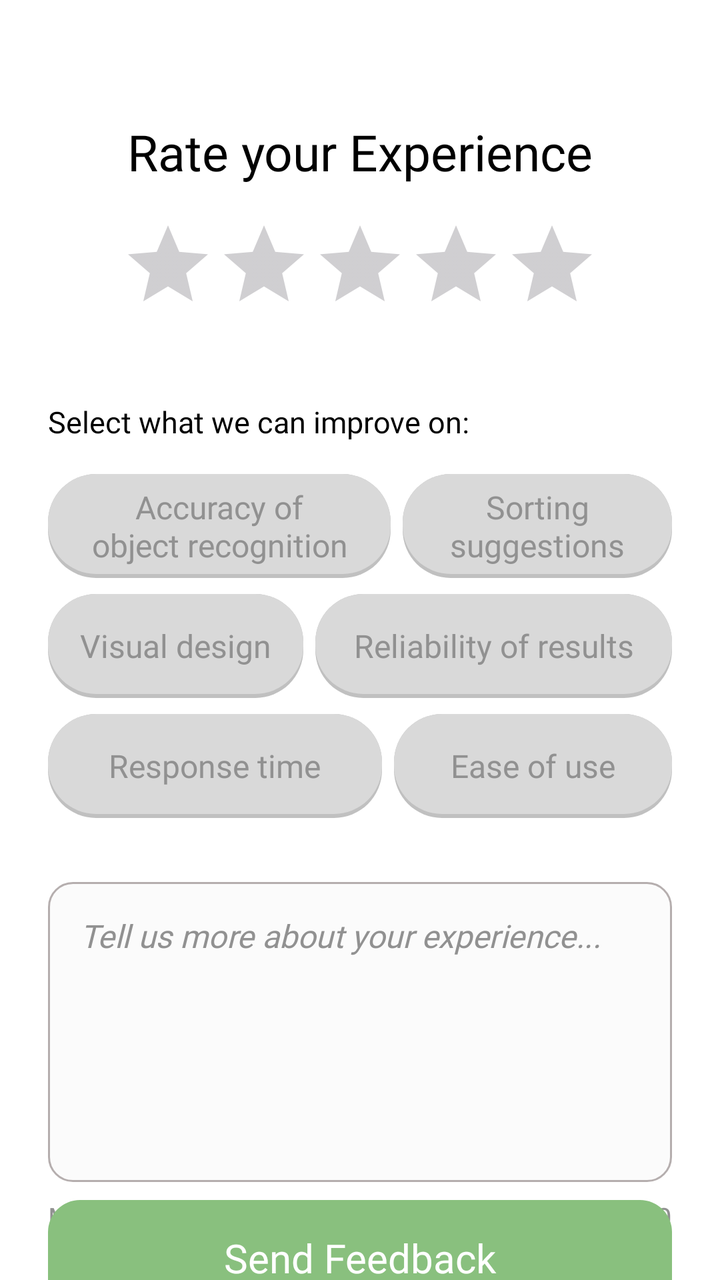
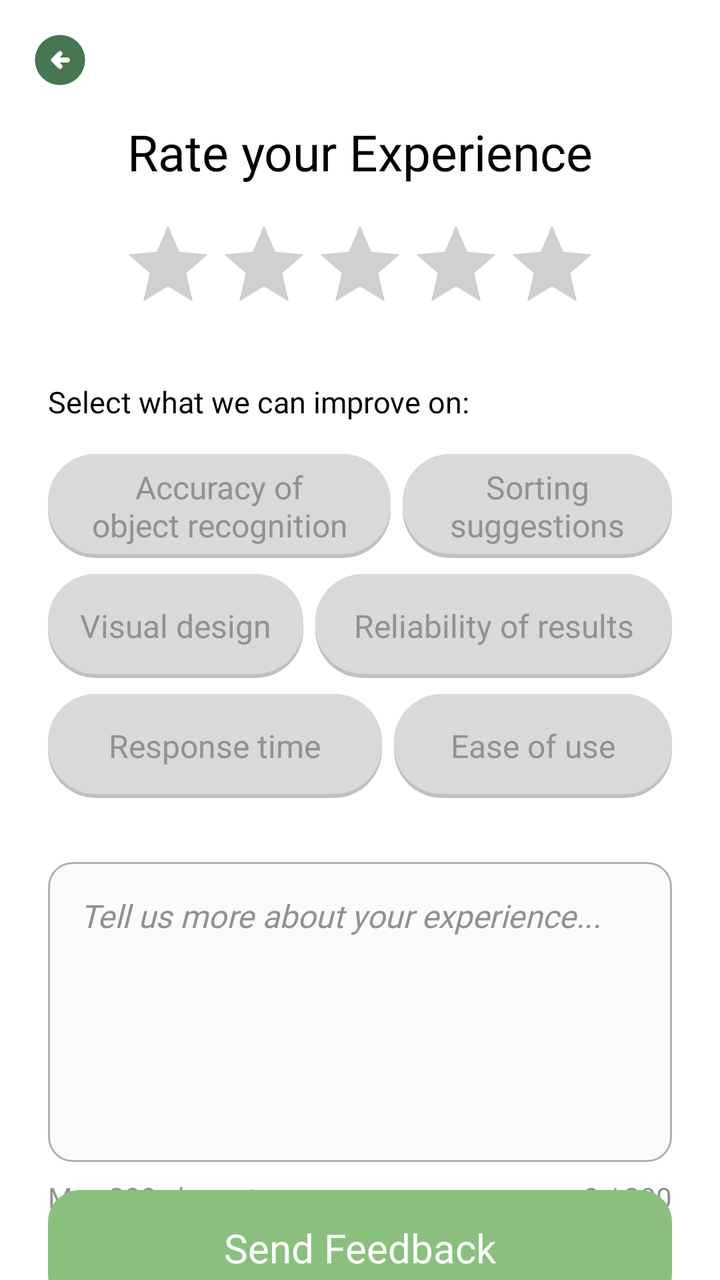

An Android layout rendered at two revisions. The XML below is the earlier revision; the diff shows what the commit changed to produce the second picture.
<!-- AndroidManifest.xml: application theme Theme.SortItJSON -->
<!-- res/layout/fragment_feedback.xml -->
<?xml version="1.0" encoding="utf-8"?>
<FrameLayout xmlns:android="http://schemas.android.com/apk/res/android"
    xmlns:app="http://schemas.android.com/apk/res-auto"
    xmlns:tools="http://schemas.android.com/tools"
    android:layout_width="match_parent"
    android:layout_height="match_parent"
    android:background="@android:color/white">


        <androidx.constraintlayout.widget.ConstraintLayout
            android:layout_width="match_parent"
            android:layout_height="wrap_content"
            android:padding="24dp"
            android:clipToPadding="false"
            android:clipChildren="false">

            
            <TextView
                android:id="@+id/rate_experience_title"
                android:layout_width="wrap_content"
                android:layout_height="wrap_content"
                android:layout_marginTop="35dp"
                android:text="@string/rate_experience"
                android:textColor="@android:color/black"
                android:textSize="25sp"
                android:fontFamily="@font/montserrat_extrabold"
                app:layout_constraintTop_toTopOf="parent"
                app:layout_constraintStart_toStartOf="parent"
                app:layout_constraintEnd_toEndOf="parent" />

            
            <RatingBar
                android:id="@+id/rating_bar"
                style="?android:attr/ratingBarStyle"
                android:layout_width="wrap_content"
                android:layout_height="wrap_content"
                android:layout_marginTop="16dp"
                android:numStars="5"
                android:stepSize="1"
                app:layout_constraintTop_toBottomOf="@id/rate_experience_title"
                app:layout_constraintStart_toStartOf="parent"
                app:layout_constraintEnd_toEndOf="parent" />

            
            <TextView
                android:id="@+id/improve_title"
                android:layout_width="match_parent"
                android:layout_height="wrap_content"
                android:layout_marginTop="35dp"
                android:text="@string/improve_suggestion"
                android:textColor="@android:color/black"
                android:textSize="15sp"
                android:fontFamily="@font/montserrat_extrabold"
                app:layout_constraintTop_toBottomOf="@id/rating_bar"
                app:layout_constraintStart_toStartOf="parent"
                app:layout_constraintEnd_toEndOf="parent" />

            
            <com.google.android.material.button.MaterialButton
                android:id="@+id/tag_accuracy"
                style="@style/Widget.MaterialComponents.Button.UnelevatedButton"
                android:layout_width="0dp"
                android:layout_height="wrap_content"
                app:layout_constraintHorizontal_weight="1.4"
                android:text="@string/tag_accuracy"
                android:textAlignment="center"
                android:textAllCaps="false"
                android:textColor="#919191"
                android:textSize="16sp"
                android:letterSpacing="0"
                android:fontFamily="@font/lato_black"
                android:background="@drawable/tag_hard_shadow"
                app:backgroundTint="@null"
                android:minHeight="52dp"
                android:paddingStart="8dp"
                android:paddingEnd="8dp"
                android:insetTop="0dp"
                android:insetBottom="0dp" />

            <com.google.android.material.button.MaterialButton
                android:id="@+id/tag_sorting"
                style="@style/Widget.MaterialComponents.Button.UnelevatedButton"
                android:layout_width="0dp"
                android:layout_height="wrap_content"
                app:layout_constraintHorizontal_weight="1.1"
                android:text="@string/tag_sorting"
                android:textAlignment="center"
                android:textAllCaps="false"
                android:textColor="#919191"
                android:textSize="16sp"
                android:letterSpacing="0"
                android:fontFamily="@font/lato_black"
                android:background="@drawable/tag_hard_shadow"
                app:backgroundTint="@null"
                android:minHeight="52dp"
                android:paddingStart="8dp"
                android:paddingEnd="8dp"
                android:insetTop="0dp"
                android:insetBottom="0dp" />

            <com.google.android.material.button.MaterialButton
                android:id="@+id/tag_design"
                style="@style/Widget.MaterialComponents.Button.UnelevatedButton"
                android:layout_width="0dp"
                android:layout_height="wrap_content"
                app:layout_constraintHorizontal_weight="1.0"
                android:text="@string/tag_design"
                android:textAlignment="center"
                android:textAllCaps="false"
                android:textColor="#919191"
                android:textSize="16sp"
                android:letterSpacing="0"
                android:fontFamily="@font/lato_black"
                android:background="@drawable/tag_hard_shadow"
                app:backgroundTint="@null"
                android:minHeight="52dp"
                android:paddingStart="8dp"
                android:paddingEnd="8dp"
                android:insetTop="0dp"
                android:insetBottom="0dp" />

            <com.google.android.material.button.MaterialButton
                android:id="@+id/tag_reliability"
                style="@style/Widget.MaterialComponents.Button.UnelevatedButton"
                android:layout_width="0dp"
                android:layout_height="wrap_content"
                app:layout_constraintHorizontal_weight="1.4"
                android:text="@string/tag_reliability"
                android:textAlignment="center"
                android:textAllCaps="false"
                android:textColor="#919191"
                android:textSize="16sp"
                android:letterSpacing="0"
                android:fontFamily="@font/lato_black"
                android:background="@drawable/tag_hard_shadow"
                app:backgroundTint="@null"
                android:minHeight="52dp"
                android:paddingStart="8dp"
                android:paddingEnd="8dp"
                android:insetTop="0dp"
                android:insetBottom="0dp" />

            <com.google.android.material.button.MaterialButton
                android:id="@+id/tag_response"
                style="@style/Widget.MaterialComponents.Button.UnelevatedButton"
                android:layout_width="0dp"
                android:layout_height="wrap_content"
                app:layout_constraintHorizontal_weight="1.2"
                android:text="@string/tag_response"
                android:textAlignment="center"
                android:textAllCaps="false"
                android:textColor="#919191"
                android:textSize="16sp"
                android:letterSpacing="0"
                android:fontFamily="@font/lato_black"
                android:background="@drawable/tag_hard_shadow"
                app:backgroundTint="@null"
                android:minHeight="52dp"
                android:paddingStart="8dp"
                android:paddingEnd="8dp"
                android:insetTop="0dp"
                android:insetBottom="0dp" />

            <com.google.android.material.button.MaterialButton
                android:id="@+id/tag_ease"
                style="@style/Widget.MaterialComponents.Button.UnelevatedButton"
                android:layout_width="0dp"
                android:layout_height="wrap_content"
                app:layout_constraintHorizontal_weight="1.0"
                android:text="@string/tag_ease"
                android:textAlignment="center"
                android:textAllCaps="false"
                android:textColor="#919191"
                android:textSize="16sp"
                android:letterSpacing="0"
                android:fontFamily="@font/lato_black"
                android:background="@drawable/tag_hard_shadow"
                app:backgroundTint="@null"
                android:minHeight="52dp"
                android:paddingStart="8dp"
                android:paddingEnd="8dp"
                android:insetTop="0dp"
                android:insetBottom="0dp" />

            
            <androidx.constraintlayout.helper.widget.Flow
                android:id="@+id/flow_tags"
                android:layout_width="0dp"
                android:layout_height="wrap_content"
                android:layout_marginTop="16dp"
                app:constraint_referenced_ids="tag_accuracy,tag_sorting,tag_design,tag_reliability,tag_response,tag_ease"
                app:flow_maxElementsWrap="2"
                app:flow_wrapMode="chain"
                app:flow_horizontalStyle="spread"
                app:flow_horizontalGap="6dp"
                app:flow_verticalGap="8dp"
                app:layout_constraintTop_toBottomOf="@id/improve_title"
                app:layout_constraintStart_toStartOf="parent"
                app:layout_constraintEnd_toEndOf="parent" />

            
            <EditText
                android:id="@+id/feedback_edit_text"
                android:layout_width="0dp"
                android:layout_height="150dp"
                android:layout_marginTop="32dp"
                android:background="@drawable/edit_text_bg"
                android:gravity="top|start"
                android:hint="@string/feedback_hint"
                android:padding="16dp"
                android:textColor="#434343"
                android:textColorHint="#919191"
                android:textSize="16sp"
                android:textStyle="italic"
                android:fontFamily="@font/lato_black"
                android:autofillHints="none"
                android:inputType="textMultiLine"
                android:maxLength="200"
                app:layout_constraintTop_toBottomOf="@id/flow_tags"
                app:layout_constraintStart_toStartOf="parent"
                app:layout_constraintEnd_toEndOf="parent" />

            
            <TextView
                android:id="@+id/feedback_limit_text"
                android:layout_width="wrap_content"
                android:layout_height="wrap_content"
                android:layout_marginTop="8dp"
                android:text="Max 200 characters"
                android:textSize="14sp"
                android:textColor="#919191"
                android:fontFamily="@font/lato_black"
                app:layout_constraintTop_toBottomOf="@id/feedback_edit_text"
                app:layout_constraintStart_toStartOf="parent" />

            
            <TextView
                android:id="@+id/feedback_counter"
                android:layout_width="wrap_content"
                android:layout_height="wrap_content"
                android:layout_marginTop="8dp"
                android:text="0 / 200"
                android:textSize="14sp"
                android:textColor="#919191"
                android:fontFamily="@font/lato_black"
                app:layout_constraintTop_toBottomOf="@id/feedback_edit_text"
                app:layout_constraintEnd_toEndOf="parent" />

            
            <com.google.android.material.button.MaterialButton
                android:id="@+id/send_feedback_button"
                android:layout_width="0dp"
                android:layout_height="58dp"
                android:layout_marginTop="48dp"
                android:layout_marginBottom="24dp"
                android:insetTop="0dp"
                android:insetBottom="0dp"
                android:text="@string/send_feedback"
                android:textAllCaps="false"
                android:textColor="@android:color/white"
                android:textSize="20sp"
                android:letterSpacing="0"
                android:fontFamily="@font/montserrat_extrabold"
                app:backgroundTint="#89C07E"
                app:cornerRadius="16dp"
                app:elevation="8dp"
                android:stateListAnimator="@null"
                android:outlineSpotShadowColor="#80000000"
                android:outlineAmbientShadowColor="#80000000"
                tools:targetApi="p"
                app:layout_constraintTop_toBottomOf="@id/feedback_limit_text"
                app:layout_constraintBottom_toBottomOf="parent"
                app:layout_constraintStart_toStartOf="parent"
                app:layout_constraintEnd_toEndOf="parent" />

        </androidx.constraintlayout.widget.ConstraintLayout>

    
    <androidx.constraintlayout.widget.ConstraintLayout
        android:id="@+id/success_overlay"
        android:layout_width="match_parent"
        android:layout_height="match_parent"
        android:background="#4D1A1A1A"
        android:visibility="gone"
        android:clickable="true"
        android:focusable="true">

        <androidx.cardview.widget.CardView
            android:layout_width="match_parent"
            android:layout_height="wrap_content"
            android:layout_marginHorizontal="16dp"
            app:cardCornerRadius="16dp"
            app:cardElevation="0dp"
            app:layout_constraintTop_toTopOf="parent"
            app:layout_constraintBottom_toBottomOf="parent"
            app:layout_constraintStart_toStartOf="parent"
            app:layout_constraintEnd_toEndOf="parent">

            <LinearLayout
                android:layout_width="match_parent"
                android:layout_height="wrap_content"
                android:orientation="vertical"
                android:padding="32dp"
                android:gravity="center">

                <TextView
                    android:id="@+id/thank_you_text"
                    android:layout_width="wrap_content"
                    android:layout_height="wrap_content"
                    android:text="@string/feedback_success_msg"
                    android:textColor="#467750"
                    android:textSize="20sp"
                    android:textAlignment="center"
                    android:fontFamily="@font/montserrat_extrabold" />

                <com.google.android.material.button.MaterialButton
                    android:id="@+id/close_success_button"
                    android:layout_width="wrap_content"
                    android:layout_height="64dp"
                    android:layout_marginTop="32dp"
                    android:paddingHorizontal="48dp"
                    android:text="@string/action_close"
                    android:textAllCaps="false"
                    android:textColor="@android:color/white"
                    android:textSize="20sp"
                    android:fontFamily="@font/montserrat_extrabold"
                    app:backgroundTint="#89C07E"
                    app:cornerRadius="12dp" />

            </LinearLayout>
        </androidx.cardview.widget.CardView>

    </androidx.constraintlayout.widget.ConstraintLayout>

</FrameLayout>
<!-- resources referenced by this layout -->
<resources>
  <!-- drawable edit_text_bg (drawable) -->
  <?xml version="1.0" encoding="utf-8"?>
  <shape xmlns:android="http://schemas.android.com/apk/res/android">
      <solid android:color="#FBFBFB" />
      <stroke
          android:width="1dp"
          android:color="#B5AEAE" />
      <corners android:radius="12dp" />
  </shape>
  <!-- drawable tag_hard_shadow (drawable) -->
  <?xml version="1.0" encoding="utf-8"?>
  <layer-list xmlns:android="http://schemas.android.com/apk/res/android">
      
      <item>
          <shape android:shape="rectangle">
              <solid android:color="#C0C0C0" />
              <corners android:radius="24dp" />
          </shape>
      </item>
      
      <item android:bottom="2dp">
          <shape android:shape="rectangle">
              <solid android:color="#D9D9D9" />
              <corners android:radius="24dp" />
          </shape>
      </item>
  </layer-list>
  <string name="action_close">Close</string>
  <string name="feedback_hint">Tell us more about your experience...</string>
  <string name="feedback_success_msg">Thank you for sharing your \nthoughts. We appreciate \nyour feedback !</string>
  <string name="improve_suggestion">Select what we can improve on:</string>
  <string name="rate_experience">Rate your Experience</string>
  <string name="send_feedback">Send Feedback</string>
  <string name="tag_accuracy">Accuracy of\nobject recognition</string>
  <string name="tag_design">Visual design</string>
  <string name="tag_ease">Ease of use</string>
  <string name="tag_reliability">Reliability of results</string>
  <string name="tag_response">Response time</string>
  <string name="tag_sorting">Sorting suggestions</string>
  <style name="Theme.SortItJSON" parent="Base.Theme.SortItJSON" />
  <style name="Base.Theme.SortItJSON" parent="Theme.Material3.DayNight.NoActionBar">
          
          <item name="colorPrimary">@color/darkgreen</item>
      </style>
  <color name="darkgreen">#467750</color>
</resources>

<!-- the commit's change to res/layout/fragment_feedback.xml (unified diff, before → after) -->
@@ -6,6 +6,20 @@
     android:layout_height="match_parent"
     android:background="@android:color/white">
 
+    
+    <ImageButton
+        android:id="@+id/btnBack"
+        android:layout_width="40dp"
+        android:layout_height="40dp"
+        android:background="@android:color/transparent"
+        android:contentDescription="Back"
+        android:layout_margin="10dp"
+        android:padding="8dp"
+        android:src="@drawable/button_green_backward"
+        app:layout_constraintStart_toStartOf="parent"
+        app:layout_constraintTop_toTopOf="parent"
+        app:layout_constraintBottom_toBottomOf="parent"/>
+
 
         <androidx.constraintlayout.widget.ConstraintLayout
             android:layout_width="match_parent"
@@ -46,7 +60,7 @@
                 android:id="@+id/improve_title"
                 android:layout_width="match_parent"
                 android:layout_height="wrap_content"
-                android:layout_marginTop="35dp"
+                android:layout_marginTop="25dp"
                 android:text="@string/improve_suggestion"
                 android:textColor="@android:color/black"
                 android:textSize="15sp"
<!-- resource entries referenced after the edit -->
@@ -1,5 +1,18 @@
 <!-- resources referenced by this layout -->
 <resources>
+  <!-- drawable button_green_backward (drawable) -->
+  <vector xmlns:android="http://schemas.android.com/apk/res/android"
+      android:width="30dp"
+      android:height="30dp"
+      android:viewportWidth="24"
+      android:viewportHeight="24">
+    <path
+        android:pathData="M24,12C24,18.627 18.627,24 12,24C5.373,24 0,18.627 0,12C0,5.373 5.373,0 12,0C18.627,0 24,5.373 24,12Z"
+        android:fillColor="#ffffff"/>
+    <path
+        android:pathData="M11.8,13H15C15.283,13 15.521,12.904 15.712,12.712C15.904,12.521 16,12.283 16,12C16,11.717 15.904,11.479 15.712,11.288C15.521,11.096 15.283,11 15,11H11.8L12.7,10.1C12.883,9.917 12.975,9.683 12.975,9.4C12.975,9.117 12.883,8.883 12.7,8.7C12.517,8.517 12.283,8.425 12,8.425C11.717,8.425 11.483,8.517 11.3,8.7L8.7,11.3C8.5,11.5 8.4,11.733 8.4,12C8.4,12.267 8.5,12.5 8.7,12.7L11.3,15.3C11.483,15.483 11.717,15.575 12,15.575C12.283,15.575 12.517,15.483 12.7,15.3C12.883,15.117 12.975,14.883 12.975,14.6C12.975,14.317 12.883,14.083 12.7,13.9L11.8,13ZM12,22C10.617,22 9.317,21.737 8.1,21.212C6.883,20.688 5.825,19.975 4.925,19.075C4.025,18.175 3.313,17.117 2.787,15.9C2.263,14.683 2,13.383 2,12C2,10.617 2.263,9.317 2.787,8.1C3.313,6.883 4.025,5.825 4.925,4.925C5.825,4.025 6.883,3.313 8.1,2.787C9.317,2.263 10.617,2 12,2C13.383,2 14.683,2.263 15.9,2.787C17.117,3.313 18.175,4.025 19.075,4.925C19.975,5.825 20.688,6.883 21.212,8.1C21.737,9.317 22,10.617 22,12C22,13.383 21.737,14.683 21.212,15.9C20.688,17.117 19.975,18.175 19.075,19.075C18.175,19.975 17.117,20.688 15.9,21.212C14.683,21.737 13.383,22 12,22Z"
+        android:fillColor="#467750"/>
+  </vector>
   <!-- drawable edit_text_bg (drawable) -->
   <?xml version="1.0" encoding="utf-8"?>
   <shape xmlns:android="http://schemas.android.com/apk/res/android">
